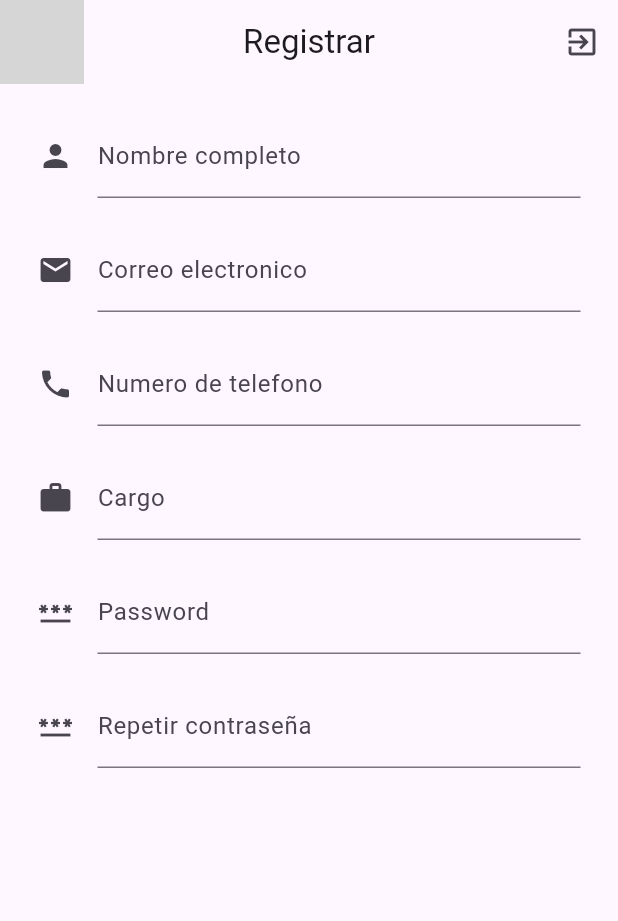
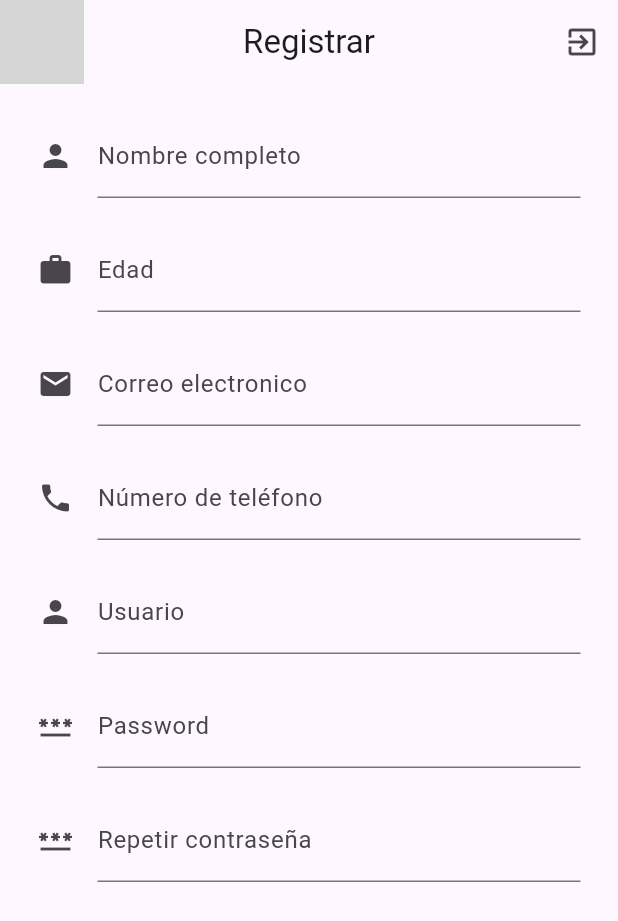
Before and after one commit to FelicianoRod/pawpal-prototype, a Flutter app: the Register screen opened by its route, on a phone screen of 412 x 824 dp. Shown: the top 921 px of the screen. Run offline on Flutter 3.47's test engine with Material 3 defaults, Android fonts, the phone set to English and light mode, and no system bars; our stand-ins replace bloc, equatable, flutter_bloc; grey boxes are pictures that could not be loaded.

Commit message:
Cambio de maquina

```diff
--- a/lib/features/authentication/presentation/screens/register.dart
+++ b/lib/features/authentication/presentation/screens/register.dart
@@ -1,6 +1,5 @@
 import 'package:flutter/material.dart';
 import 'package:flutter_bloc/flutter_bloc.dart';
-
 
 import '../../../../core/utils/textfield_custom.dart';
 import '../bloc/register_form_validation/register_form_validation_bloc.dart';
@@ -30,7 +29,9 @@ class Register extends StatelessWidget {
           ),
         ],
       ),
-      body: BlocBuilder<RegisterFormValidationBloc, RegisterFormValidationState>(builder: (_, state) {
+      body:
+          BlocBuilder<RegisterFormValidationBloc, RegisterFormValidationState>(
+              builder: (_, state) {
         return SingleChildScrollView(
           child: Container(
             margin: const EdgeInsets.symmetric(horizontal: 25),
@@ -53,6 +54,19 @@ class Register extends StatelessWidget {
                   height: 20,
                 ),
                 TextFieldCustom(
+                  icon: Icons.work,
+                  labelText: 'Edad',
+                  hintText: '23',
+                  errorText: state.errorCargo,
+                  fn: (value) {
+                    controller.cargo(value);
+                    return controller.validarCargo(value);
+                  },
+                ),
+                const SizedBox(
+                  height: 20,
+                ),
+                TextFieldCustom(
                     icon: Icons.email,
                     labelText: 'Correo electronico',
                     hintText: 'juan55@gmail.como',
@@ -66,25 +80,26 @@ class Register extends StatelessWidget {
                 ),
                 TextFieldCustom(
                     icon: Icons.phone,
-                    labelText: 'Numero de telefono',
+                    labelText: 'Número de teléfono',
                     hintText: '9191728149',
                     errorText: state.errorTelefono,
                     fn: (value) {
                       controller.telefono(value);
                       return controller.validarTelefono(value);
-                    }),
+                    },),
                 const SizedBox(
                   height: 20,
                 ),
                 TextFieldCustom(
-                    icon: Icons.work,
-                    labelText: 'Cargo',
-                    hintText: 'Docente',
-                    errorText: state.errorCargo,
-                    fn: (value) {
-                      controller.cargo(value);
-                      return controller.validarCargo(value);
-                    }),
+                  icon: Icons.person,
+                  labelText: 'Usuario',
+                  hintText: 'jorjito23',
+                  errorText: state.cargo,
+                  fn: (value) {
+                    controller.age(value);
+                    return controller.validateAge(value);
+                  },
+                ),
                 const SizedBox(
                   height: 20,
                 ),
```
Also changed, not shown: lib/features/authentication/presentation/controllers/register_controller.dart (+10 -2 lines), lib/core/utils/validator.dart (renamed from lib/core/utils/validador.dart), 8 other files.
